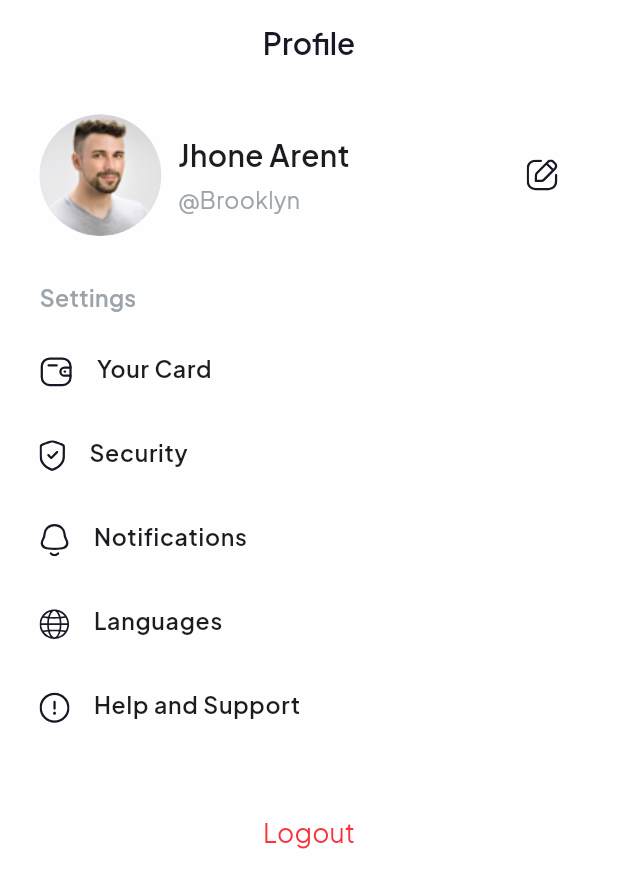
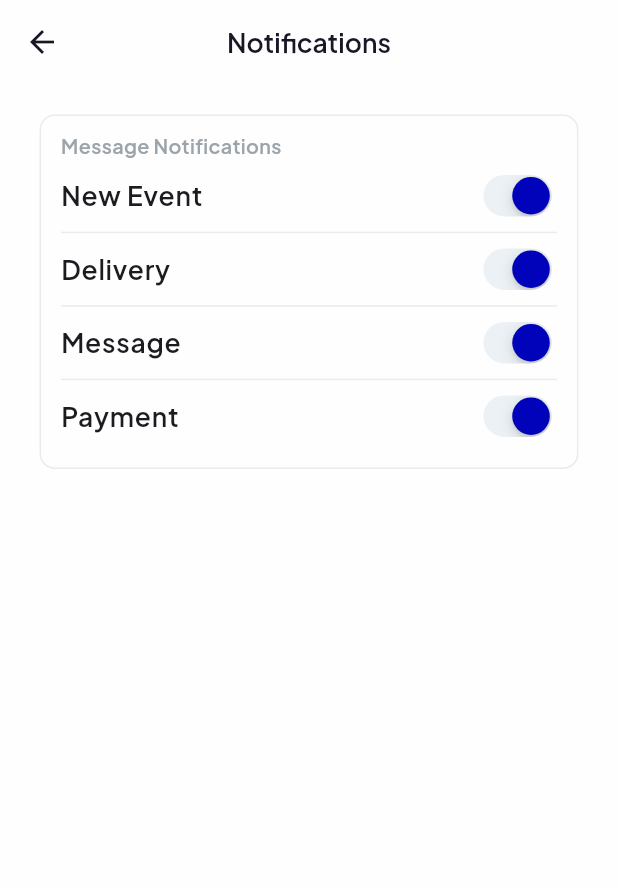
Before and after one commit to YacineHekkas/ShopEase_online_shop_app, a Flutter app: the ProfileView screen opened directly, after a tap on "Notifications", on a phone screen of 412 x 824 dp. Shown: the top 888 px of the screen. Run offline on Flutter 3.47's test engine with Material 3 defaults, Android fonts, the phone set to English and light mode, and no system bars; our stand-ins replace animate_do, dots_indicator, flutter_otp_text_field, flutter_screenutil, flutter_secure_storage, flutter_svg and 4 more; accounts and stored records are empty.

Commit message:
settungs screen UI

```diff
--- /dev/null
+++ b/lib/view/screens/profil/notification_settings_view.dart
@@ -0,0 +1,65 @@
+import 'package:flutter/material.dart';
+import 'package:flutter_screenutil/flutter_screenutil.dart';
+import 'package:shopease_ecom_app/view/screens/profil/components/switch_tile.dart';
+
+import '../../../data/const/constants.dart';
+
+
+class NotificationSettingsView extends StatelessWidget {
+  const NotificationSettingsView({super.key});
+
+  @override
+  Widget build(BuildContext context) {
+    return Scaffold(
+      appBar: AppBar(
+        centerTitle: true,
+        title: Text(
+          'Notifications',
+          style: AppTypography.kSemiBold16.copyWith(color: AppColors.kGrey100),
+        ),
+      ),
+      body: Column(
+        children: [
+          Container(
+            margin: EdgeInsets.symmetric(horizontal: 24.w, vertical: 20.h),
+            padding: EdgeInsets.symmetric(horizontal: 12.w, vertical: 10.h),
+            decoration: BoxDecoration(
+              borderRadius: BorderRadius.circular(10.r),
+              border: Border.all(color: AppColors.kLine),
+            ),
+            child: Column(
+              crossAxisAlignment: CrossAxisAlignment.start,
+              children: [
+                Text(
+                  'Message Notifications',
+                  style: AppTypography.kSemiBold12.copyWith(
+                    color: AppColors.kGrey60,
+                  ),
+                ),
+                SwitchTile(
+                  title: 'New Event',
+                  onChanged: (value) {},
+                ),
+                const Divider(color: AppColors.kLine, height: 1),
+                SwitchTile(
+                  title: 'Delivery',
+                  onChanged: (value) {},
+                ),
+                const Divider(color: AppColors.kLine, height: 1),
+                SwitchTile(
+                  title: 'Message',
+                  onChanged: (value) {},
+                ),
+                const Divider(color: AppColors.kLine, height: 1),
+                SwitchTile(
+                  title: 'Payment',
+                  onChanged: (value) {},
+                ),
+              ],
+            ),
+          ),
+        ],
+      ),
+    );
+  }
+}
--- a/lib/view/screens/profil/profile_view.dart
+++ b/lib/view/screens/profil/profile_view.dart
@@ -4,6 +4,7 @@ import 'package:get/get.dart';
 import 'package:shopease_ecom_app/view/screens/auth/signin_view.dart';
 import 'package:shopease_ecom_app/view/screens/profil/components/fade_animation.dart';
 import 'package:shopease_ecom_app/view/screens/profil/components/setting_tile.dart';
+import 'package:shopease_ecom_app/view/screens/profil/notification_settings_view.dart';
 import 'package:shopease_ecom_app/view/screens/widgets/buttons/custom_text_button.dart';
 
 import '../../../data/const/constants.dart';
@@ -68,7 +69,10 @@ class ProfileView extends StatelessWidget {
             delay: 1,
             child: SettingTile(
               onTap: () {
-                 // Get.to<Widget>(() => const NotificationSettingsView());
+                 Get.to<Widget>(
+                         () => const NotificationSettingsView(),
+                 transition: Transition.rightToLeft, // Choose your preferred transition
+                duration: const Duration(milliseconds: 500),); // Customize duration as needed
               },
               icon: AppAssets.kNotification,
               title: 'Notifications',
```
